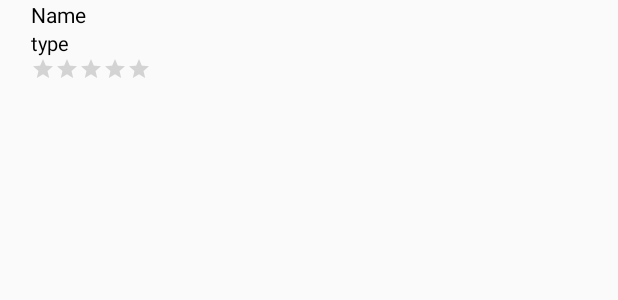
After one commit to OlivierArgentieri/SupCookingAndroid, an Android app: the layout row_recipe.xml on its own in the app's theme, with its tools: preview values and no code run, on a phone screen of 412 x 824 dp. The commit adds this screen. Shown: the top 300 px of the screen. Run offline under Robolectric (Android 15) with nearby library versions, the phone set to English and light mode, and no system bars.

Commit message:
Show Recipes online : OK

```diff
--- /dev/null
+++ b/app/src/main/res/layout/row_recipe.xml
@@ -0,0 +1,56 @@
+<?xml version="1.0" encoding="utf-8"?>
+<RelativeLayout xmlns:android="http://schemas.android.com/apk/res/android"
+    android:layout_width="match_parent"
+    android:layout_height="match_parent"
+    xmlns:tools="http://schemas.android.com/tools"
+    tools:context="com.supinfo.supcooking.RecipesActivity"
+    >
+    <TextView
+        android:id="@+id/TVRowRecipeName"
+        android:layout_width="wrap_content"
+        android:layout_height="wrap_content"
+        android:text="Name"
+        android:textColor="@color/colorTitle"
+        android:layout_alignParentTop="true"
+        android:layout_toRightOf="@+id/IMGVRowRecipe"
+        android:layout_toEndOf="@+id/IMGVRowRecipe"
+        android:layout_marginLeft="15dp"/>
+
+    <ImageView
+        android:layout_width="wrap_content"
+        android:layout_height="wrap_content"
+        android:maxHeight="120dp"
+        android:maxWidth="120dp"
+        android:id="@+id/IMGVRowRecipe"
+        android:layout_alignParentTop="true"
+        android:layout_alignParentLeft="true"
+        android:layout_alignParentStart="true"
+        android:contentDescription="@string/image_view_description_row_recipe"
+        android:adjustViewBounds="true"
+        android:layout_marginLeft="5dp"
+        />
+
+    <TextView
+        android:layout_width="wrap_content"
+        android:layout_height="wrap_content"
+        android:text="type"
+        android:textSize="13sp"
+        android:id="@+id/TVRowRecipeType"
+        android:textColor="@color/colorTitle"
+        android:layout_below="@+id/TVRowRecipeName"
+        android:layout_alignLeft="@id/TVRowRecipeName"
+        android:layout_alignStart="@id/TVRowRecipeName" />
+
+    <RatingBar
+        android:id="@+id/RBRowRecipe"
+        android:layout_width="wrap_content"
+        android:layout_height="wrap_content"
+        style="?android:attr/ratingBarStyleSmall"
+        android:layout_below="@id/TVRowRecipeType"
+        android:numStars="5"
+        android:rating="0"
+        android:layout_alignLeft="@id/TVRowRecipeType"
+
+        />
+
+</RelativeLayout>
--- a/app/src/main/res/values/strings.xml
+++ b/app/src/main/res/values/strings.xml
@@ -9,4 +9,6 @@
     <string name="text_view_password_activity_login">Password :</string>
     <string name="text_view_username_activity_login">Username :</string>
     <string name="text_view_pseudo_activity_register">Username :</string>
+    <string name="image_view_description_row_recipe">RecipeImage</string>
+    <string name="text_view_title_list_recipe_online">Recette(s) en ligne :</string>
 </resources>
```
Also changed, not shown: app/src/main/java/com/supinfo/supcooking/Adapter/RowRecipe.java (added, +21 -0 lines), app/src/main/java/com/supinfo/supcooking/Adapter/RowRecipeAdapter.java (added, +73 -0 lines), app/src/main/java/com/supinfo/supcooking/Entity/Recipe.java (+5 -5 lines), app/src/main/java/com/supinfo/supcooking/Fragment/Page2.java (+36 -2 lines), app/src/main/java/com/supinfo/supcooking/Util/Util.java (+18 -2 lines), app/src/main/res/layout/activity_page2.xml (+1 -6 lines), app/src/main/res/layout/list_recipe.xml (added, +30 -0 lines).
